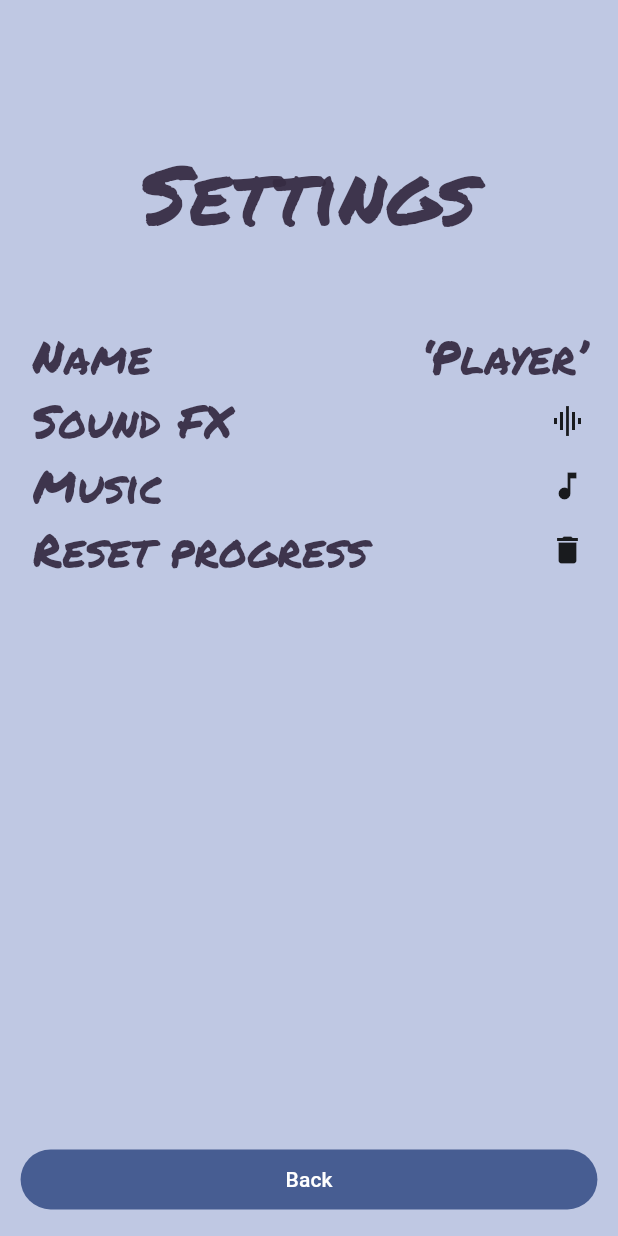
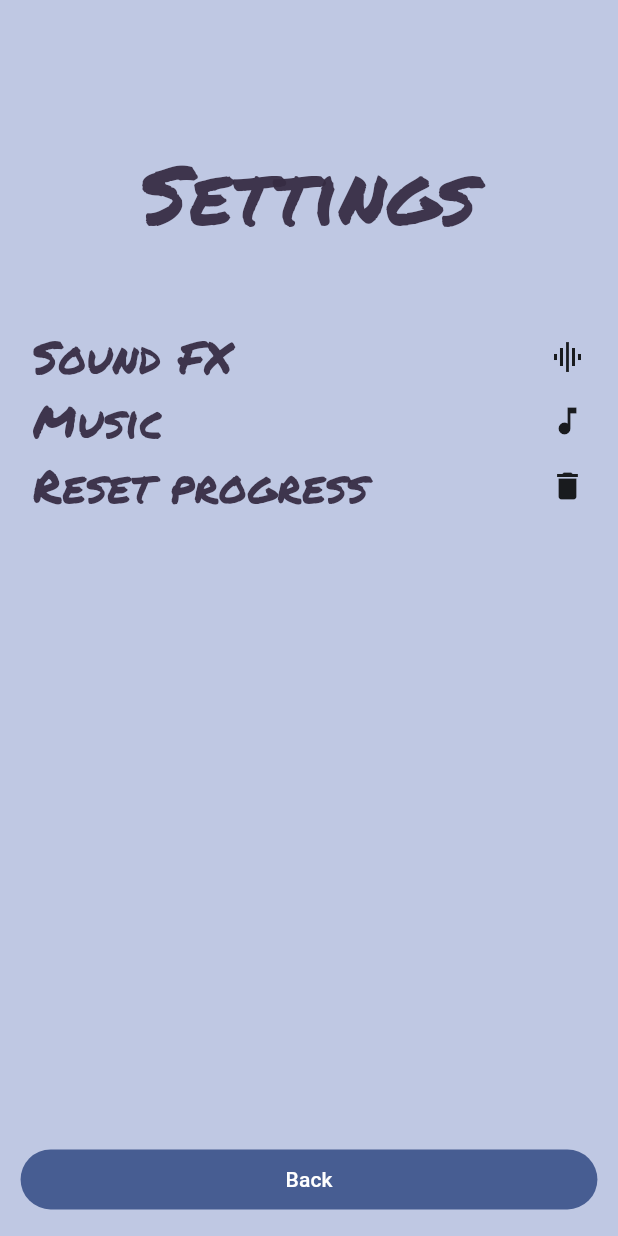
Before and after one commit to swarooppatilx/headsup, a Flutter app: the SettingsScreen screen opened by its route, on a phone screen of 412 x 824 dp. Run offline on Flutter 3.47's test engine with Material 3 defaults, Android fonts, the light colour scheme and no system bars; our stand-ins replace audioplayers, firebase_core, go_router, google_mobile_ads, in_app_purchase, shared_preferences; missing offline and left inert: games_services; accounts and stored records are empty; project files that could hold a hidden picture were left out.

Commit message:
removed custom name dialog box

```diff
--- a/lib/src/settings/settings_screen.dart
+++ b/lib/src/settings/settings_screen.dart
@@ -10,7 +10,7 @@ import '../in_app_purchase/in_app_purchase.dart';
 import '../player_progress/player_progress.dart';
 import '../style/palette.dart';
 import '../style/responsive_screen.dart';
-import 'custom_name_dialog.dart';
+// import 'custom_name_dialog.dart';
 import 'settings.dart';
 
 class SettingsScreen extends StatelessWidget {
@@ -39,9 +39,9 @@ class SettingsScreen extends StatelessWidget {
               ),
             ),
             _gap,
-            const _NameChangeLine(
-              'Name',
-            ),
+            // const _NameChangeLine(
+            //   'Name',
+            // ),
             ValueListenableBuilder<bool>(
               valueListenable: settings.soundsOn,
               builder: (context, soundsOn, child) => _SettingsLine(
@@ -112,45 +112,45 @@ class SettingsScreen extends StatelessWidget {
   }
 }
 
-class _NameChangeLine extends StatelessWidget {
-  final String title;
+// class _NameChangeLine extends StatelessWidget {
+//   final String title;
 
-  const _NameChangeLine(this.title);
+//   const _NameChangeLine(this.title);
 
-  @override
-  Widget build(BuildContext context) {
-    final settings = context.watch<SettingsController>();
+//   @override
+//   Widget build(BuildContext context) {
+//     final settings = context.watch<SettingsController>();
 
-    return InkResponse(
-      highlightShape: BoxShape.rectangle,
-      onTap: () => showCustomNameDialog(context),
-      child: Padding(
-        padding: const EdgeInsets.symmetric(horizontal: 8),
-        child: Row(
-          mainAxisAlignment: MainAxisAlignment.center,
-          children: [
-            Text(title,
-                style: const TextStyle(
-                  fontFamily: 'Permanent Marker',
-                  fontSize: 30,
-                )),
-            const Spacer(),
-            ValueListenableBuilder(
-              valueListenable: settings.playerName,
-              builder: (context, name, child) => Text(
-                '‘$name’',
-                style: const TextStyle(
-                  fontFamily: 'Permanent Marker',
-                  fontSize: 30,
-                ),
-              ),
-            ),
-          ],
-        ),
-      ),
-    );
-  }
-}
+//     return InkResponse(
+//       highlightShape: BoxShape.rectangle,
+//       onTap: () => showCustomNameDialog(context),
+//       child: Padding(
+//         padding: const EdgeInsets.symmetric(horizontal: 8),
+//         child: Row(
+//           mainAxisAlignment: MainAxisAlignment.center,
+//           children: [
+//             Text(title,
+//                 style: const TextStyle(
+//                   fontFamily: 'Permanent Marker',
+//                   fontSize: 30,
+//                 )),
+//             const Spacer(),
+//             ValueListenableBuilder(
+//               valueListenable: settings.playerName,
+//               builder: (context, name, child) => Text(
+//                 '‘$name’',
+//                 style: const TextStyle(
+//                   fontFamily: 'Permanent Marker',
+//                   fontSize: 30,
+//                 ),
+//               ),
+//             ),
+//           ],
+//         ),
+//       ),
+//     );
+//   }
+// }
 
 class _SettingsLine extends StatelessWidget {
   final String title;
```
